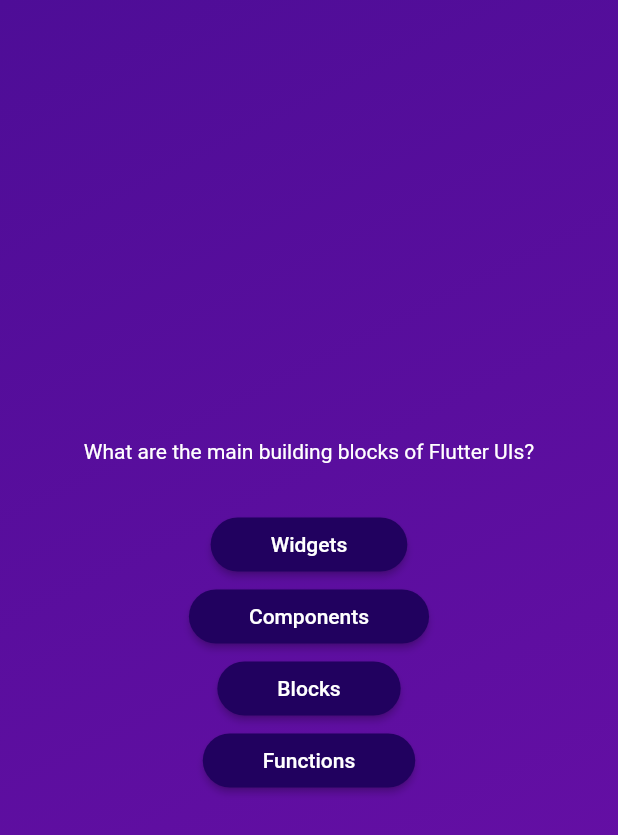
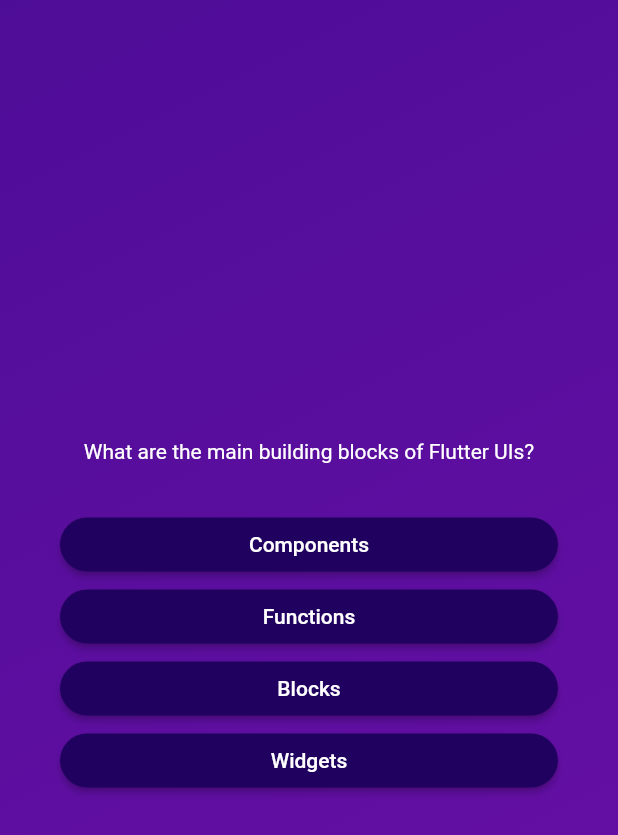
Before and after one commit to MusG1453/simple_quiz_app, a Flutter app: the screen it shows after launch, after a tap on "Start Quiz", on a phone screen of 412 x 824 dp. Shown: the top 835 px of the screen. Run offline on Flutter 3.47's test engine with Material 2 defaults, Android fonts, the phone set to English and light mode, and no system bars.

Commit message:
styling buttons & shuffle answer list

```diff
--- a/lib/models/quiz_question.dart
+++ b/lib/models/quiz_question.dart
@@ -3,4 +3,10 @@ class QuizQuestion {
 
   final String text;
   final List<String> answers;
+
+  List<String> getShuffledAnswers() {
+    final shuffledList = List.of(answers);
+    shuffledList.shuffle();
+    return shuffledList;
+  }
 }
--- a/lib/questions_screen.dart
+++ b/lib/questions_screen.dart
@@ -17,22 +17,25 @@ class _QuestionsScreenState extends State<QuestionsScreen> {
     final currentQuestion = questions[0];
     return SizedBox(
       width: double.infinity,
+      child: Container(
+        margin: const EdgeInsets.all(40),
         child: Column(
           mainAxisAlignment: MainAxisAlignment.center,
+          crossAxisAlignment: CrossAxisAlignment.stretch,
           children: [
             Text(
               currentQuestion.text,
               style: const TextStyle(color: Colors.white),
+              textAlign: TextAlign.center,
             ),
             const SizedBox(
               height: 30,
             ),
-          ...currentQuestion.answers.map(
-            (answer) {
-              return AnswerButton(answerText: answer, onTap: () {});
-            },
+            ...currentQuestion.getShuffledAnswers().map(
+                  (answer) => AnswerButton(answerText: answer, onTap: () {}),
                 ),
           ],
+        ),
       ),
     );
   }
```
Lines whose indentation alone changed are shown as unchanged.
